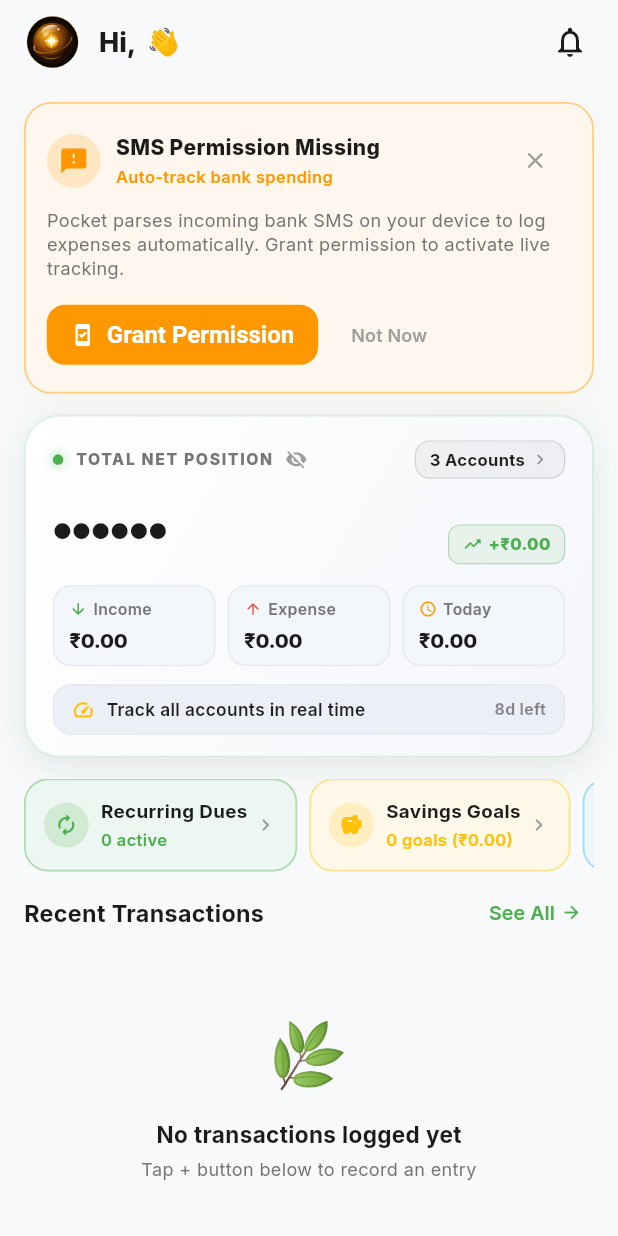
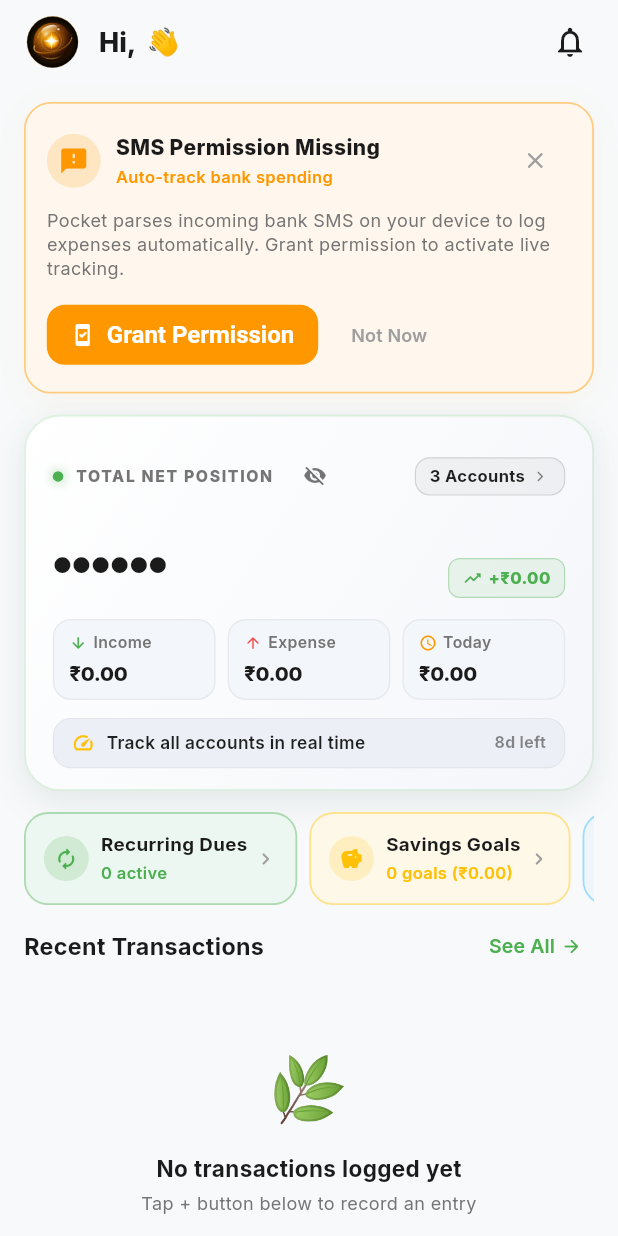
Before and after one commit to Myselfnandha/Pocket, a Flutter app: the HomeScreen screen opened by its route, on a phone screen of 412 x 824 dp. Run offline on Flutter 3.47's test engine with Material 3 defaults, Android fonts, the phone set to English and light mode, and no system bars; our stand-ins replace csv, file_picker, fl_chart, flutter_local_notifications, flutter_riverpod, flutter_secure_storage and 10 more; missing offline and left inert: encrypt, home_widget; accounts and stored records are empty; project files that could hold a hidden picture were left out.

Commit message:
fix(a11y): add 44x44 minimum touch target and Semantics label to privacy peek button

```diff
--- a/lib/widgets/balance_card.dart
+++ b/lib/widgets/balance_card.dart
@@ -165,13 +165,21 @@ class _BalanceCardState extends ConsumerState<BalanceCard> {
                             : AppColors.lightTextSecondary,
                       ),
                     ),
-                    const SizedBox(width: 8),
-                    GestureDetector(
-                      onTap: _togglePeek,
-                      child: Icon(
-                        isPrivacy ? Icons.visibility_off_rounded : Icons.visibility_rounded,
-                        size: 15,
-                        color: isDark ? Colors.white38 : Colors.black38,
+                    const SizedBox(width: 4),
+                    Semantics(
+                      label: isPrivacy ? 'Reveal total balance' : 'Hide total balance',
+                      button: true,
+                      child: IconButton(
+                        onPressed: _togglePeek,
+                        icon: Icon(
+                          isPrivacy ? Icons.visibility_off_rounded : Icons.visibility_rounded,
+                          size: 16,
+                          color: isDark ? Colors.white54 : Colors.black54,
+                        ),
+                        tooltip: isPrivacy ? 'Reveal Balance' : 'Mask Balance',
+                        padding: EdgeInsets.zero,
+                        constraints: const BoxConstraints(minWidth: 44, minHeight: 44),
+                        splashRadius: 20,
                       ),
                     ),
                   ],
```
